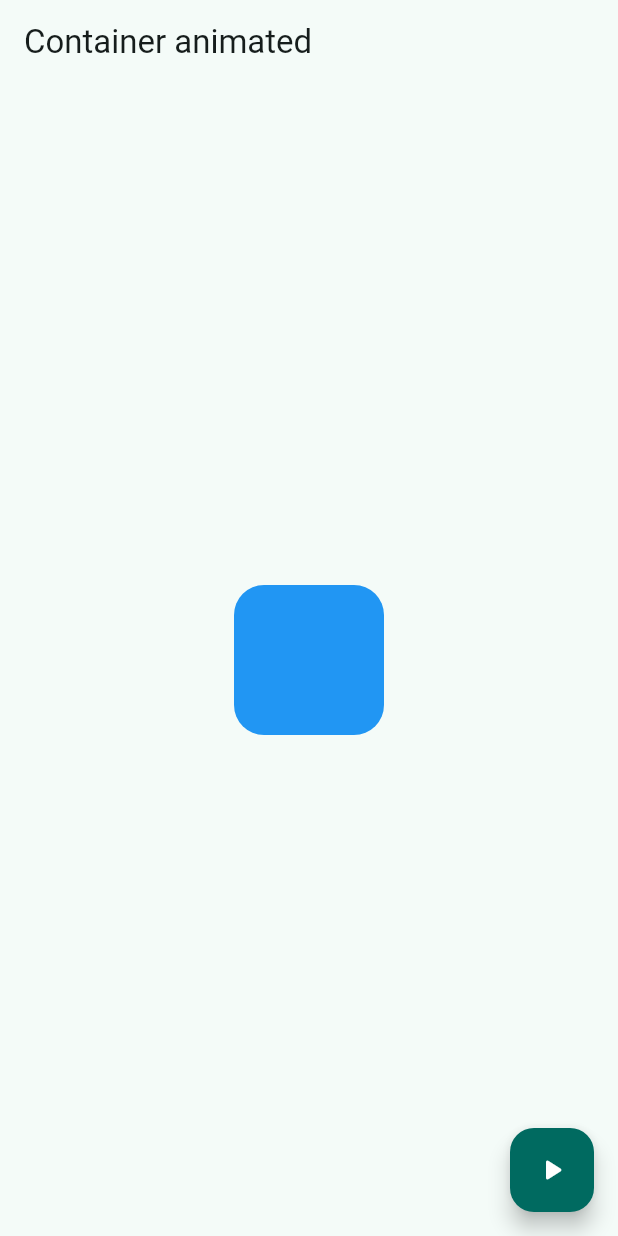
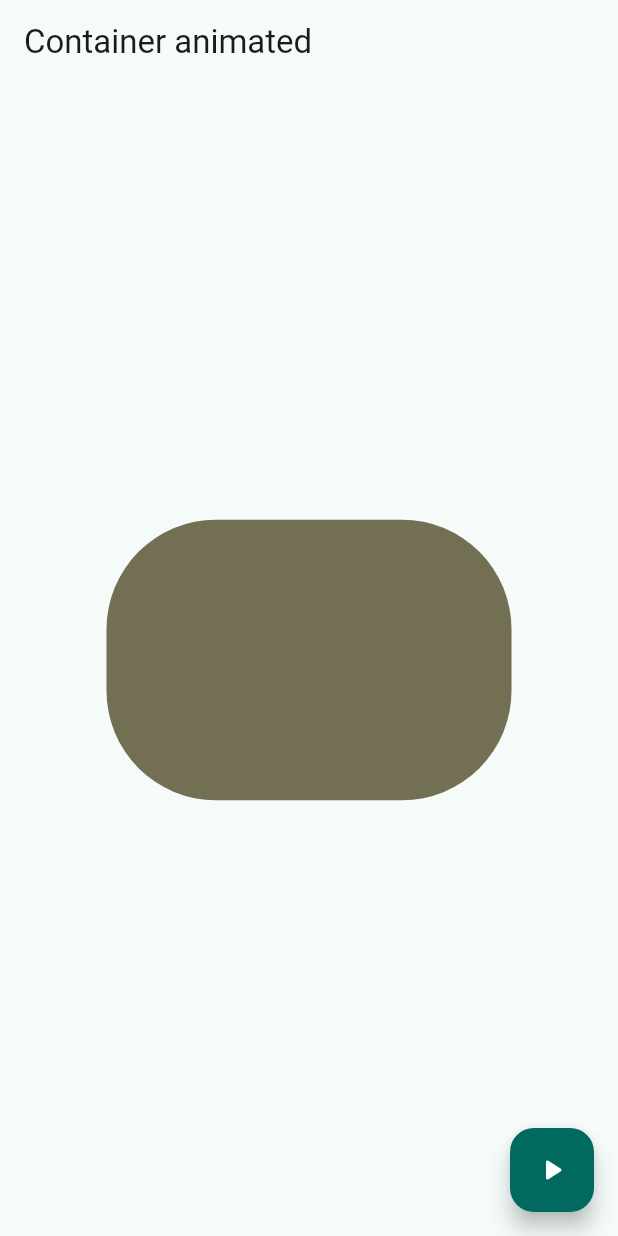
Before and after one commit to i-licona/widgets_app, a Flutter app: the AnimatedScreen screen opened by its route, after a tap on the "play arrow" icon, on a phone screen of 412 x 824 dp. Run offline on Flutter 3.47's test engine with Material 2 defaults, Android fonts, the phone set to English and light mode, and no system bars; our stand-ins replace go_router.

Commit message:
animated container finalizado

```diff
--- a/lib/presentation/screens/animated/animated_screen.dart
+++ b/lib/presentation/screens/animated/animated_screen.dart
@@ -1,8 +1,33 @@
+import 'dart:math' show Random;
 import 'package:flutter/material.dart';
 
-class AnimatedScreen extends StatelessWidget {
+class AnimatedScreen extends StatefulWidget {
   static const name = 'animated_screen';
   const AnimatedScreen({super.key});
+
+  @override
+  State<AnimatedScreen> createState() => _AnimatedScreenState();
+}
+
+class _AnimatedScreenState extends State<AnimatedScreen> {
+  double width = 50;
+  double height = 50;
+  Color color = Colors.blue;
+  double borderRadius = 100.0;
+
+  void changeShape(){
+    final random = Random();
+    width = random.nextInt(300) + 50;
+    height = random.nextInt(300) + 50;
+    borderRadius = random.nextInt(90) + 5;
+    color = Color.fromRGBO(
+      random.nextInt(255),
+      random.nextInt(255),
+      random.nextInt(255),
+      1
+    );
+    setState(() {});
+  }
 
   @override
   Widget build(BuildContext context) {
@@ -14,17 +39,17 @@ class AnimatedScreen extends StatelessWidget {
       body: Center(
         child: AnimatedContainer(
           duration: const Duration(milliseconds: 400),
-          curve: Curves.easeOutCubic,
-          width: 100,
-          height: 100,
+          curve: Curves.bounceOut,
+          width: width <= 0 ? 50 : width,
+          height: height <= 0 ? 50 : height,
           decoration: BoxDecoration(
-            color: Colors.blue,
-            borderRadius: BorderRadius.circular(20)
+            color: color,
+            borderRadius: BorderRadius.circular(borderRadius <= 0 ? 50 : borderRadius)
           ),
         ),
       ),
       floatingActionButton: FloatingActionButton(
-        onPressed: (){},
+        onPressed: () => changeShape(),
         backgroundColor: colors.primary,
         child: const Icon(
           Icons.play_arrow_rounded,
```
